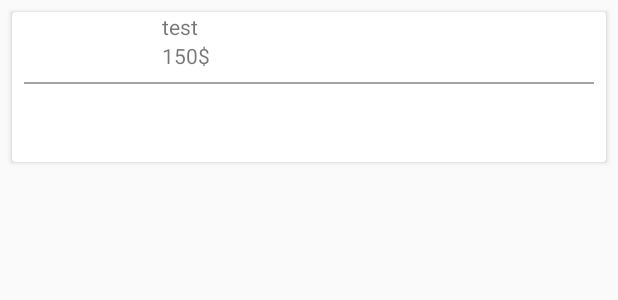
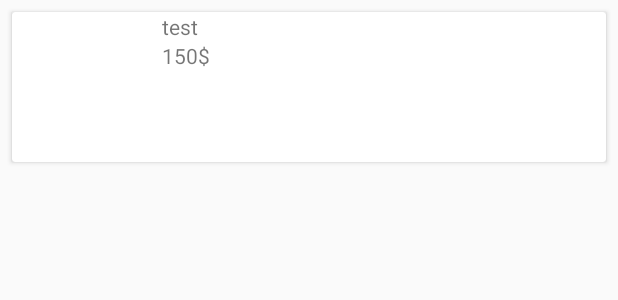
Before and after one commit to MohamedSameeer/SSBABA, an Android app: the layout cart_item.xml on its own in the app's theme, with its tools: preview values and no code run, on a phone screen of 412 x 824 dp. Shown: the top 300 px of the screen. Run offline under Robolectric (Android 15) with nearby library versions, the phone set to English and light mode, and no system bars.

Commit message:
-fixed smartWatches Bug.

```diff
--- a/app/src/main/java/com/example/ssbaba/MainFragments/ShoppingCartFragment.java
+++ b/app/src/main/java/com/example/ssbaba/MainFragments/ShoppingCartFragment.java
@@ -67,7 +67,7 @@ ArrayList<String> listOfItemId;
 
 
                     categoryRef.child(snapshot.child("type").getValue().toString())
-                            .child("List").child(snapshot.child("name").getValue().toString())
+                            .child("List").child(snapshot.child("id").getValue().toString())
                             .addValueEventListener(new ValueEventListener() {
                         @Override
                         public void onDataChange(@NonNull DataSnapshot dataSnapshot) {
--- a/app/src/main/java/com/example/ssbaba/MainFragments/wishListFragment.java
+++ b/app/src/main/java/com/example/ssbaba/MainFragments/wishListFragment.java
@@ -65,7 +65,7 @@ public class wishListFragment extends android.support.v4.app.Fragment {
             public void onDataChange(@NonNull DataSnapshot dataSnapshot) {
 
                 for(DataSnapshot snapshot: dataSnapshot.getChildren()){
-                    String id =snapshot.child("name").getValue().toString();
+                    String id =snapshot.child("id").getValue().toString();
                     String type=snapshot.child("type").getValue().toString();
                     category_ref.child(type).child("List").child(id).addValueEventListener(new ValueEventListener() {
                         @Override
--- a/app/src/main/res/layout/cart_item.xml
+++ b/app/src/main/res/layout/cart_item.xml
@@ -41,15 +41,7 @@
 
                 />
 
-            <LinearLayout
-                android:layout_width="match_parent"
-                android:layout_height="1dp"
-                android:layout_below="@+id/product_price"
-                android:background="#5C000000"
-                android:layout_marginTop="8dp"
-                android:layout_marginLeft="8dp"
-                android:layout_marginRight="8dp"
-                />
+
 
 
         </RelativeLayout>
```
Also changed, not shown: app/src/main/java/com/example/ssbaba/SpecificCategoryActivity.java (+9 -5 lines).
